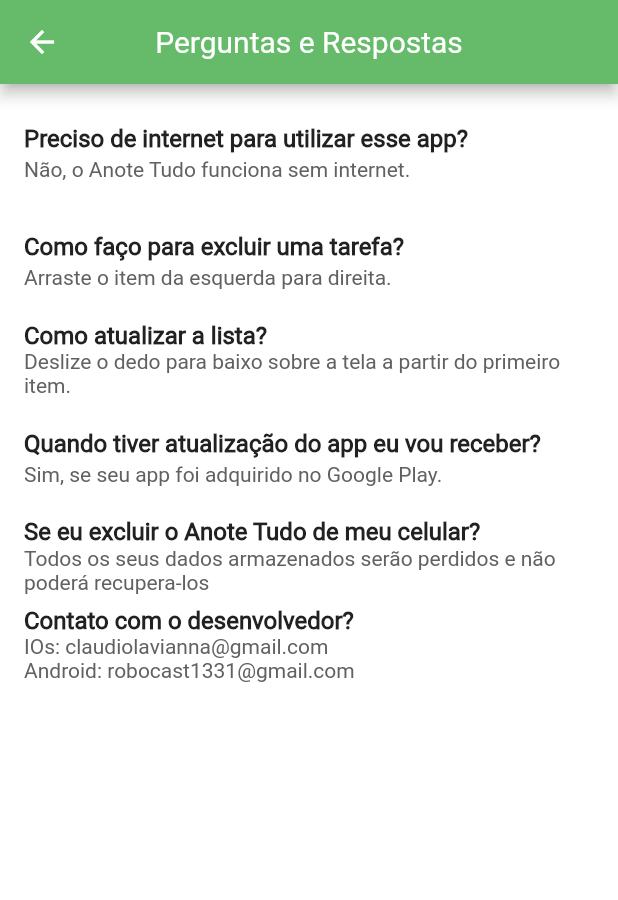
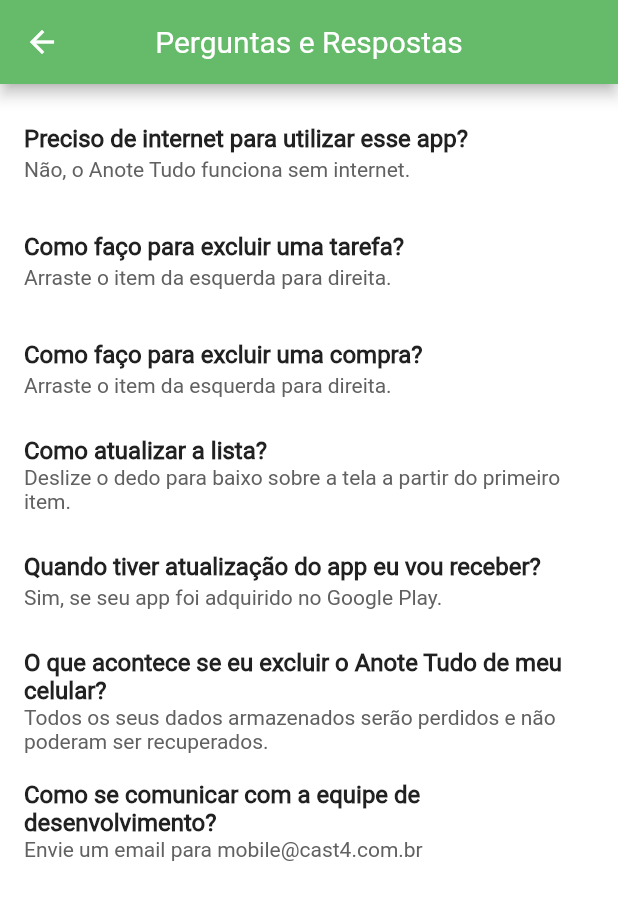
Before and after one commit to claudiovianna/anote_tudo, a Flutter app: the PerguntasRespostas screen opened directly, on a phone screen of 412 x 824 dp. Shown: the top 900 px of the screen. Run offline on Flutter 3.47's test engine with Material 2 defaults, Android fonts, the light colour scheme and no system bars.

Commit message:
Anote Tudo - Mudança nas paginas Perguntas e Respostas, Termo de Uso

```diff
--- a/lib/pages/perguntas_respostas.dart
+++ b/lib/pages/perguntas_respostas.dart
@@ -21,10 +21,10 @@ class PerguntasRespostas extends StatelessWidget {
           children: <Widget>[
             //Icon(Icons.lightbulb_outline, ),Text("Ola"),
             Padding(
-              padding: EdgeInsets.fromLTRB(12.0, 10.0, 12.0, 0.0),
+              padding: EdgeInsets.only(top: 10),
               ),
-
-            ListTile(
+            Container(
+              child: ListTile(
                 title: Text(
                   "Preciso de internet para utilizar esse app?",
                   style: TextStyle(
@@ -34,7 +34,9 @@ class PerguntasRespostas extends StatelessWidget {
                 ),
                 subtitle: Text("Não, o Anote Tudo funciona sem internet.", style: TextStyle(color: Colors.grey[700], fontSize: 14.0),),
               ),
-            ListTile(
+            ),
+            Container(
+              child: ListTile(
                 title: Text(
                   "Como faço para excluir uma tarefa?",
                   style: TextStyle(
@@ -44,7 +46,23 @@ class PerguntasRespostas extends StatelessWidget {
                 ),
                 subtitle: Text("Arraste o item da esquerda para direita.", style: TextStyle(color: Colors.grey[700], fontSize: 14.0),),
               ),
-            ListTile(
+            ),
+            Container(
+              padding: EdgeInsets.only(bottom: 5),
+              child: ListTile(
+                title: Text(
+                  "Como faço para excluir uma compra?",
+                  style: TextStyle(
+                      color: Colors.grey[900], fontSize: 16.0,
+                      fontWeight: FontWeight.bold
+                  ),
+                ),
+                subtitle: Text("Arraste o item da esquerda para direita.", style: TextStyle(color: Colors.grey[700], fontSize: 14.0),),
+              ),
+            ),
+            Container(
+              padding: EdgeInsets.only(bottom: 5),
+              child: ListTile(
                 title: Text(
                   "Como atualizar a lista?",
                   style: TextStyle(
@@ -54,8 +72,10 @@ class PerguntasRespostas extends StatelessWidget {
                 ),
                 subtitle: Text("Deslize o dedo para baixo sobre a tela a partir do primeiro item.", style: TextStyle(color: Colors.grey[700], fontSize: 14.0),),
               ),
-
-            ListTile(
+            ),
+            Container(
+              padding: EdgeInsets.only(bottom: 5),
+              child: ListTile(
                 title: Text(
                   "Quando tiver atualização do app eu vou receber?",
                   style: TextStyle(
@@ -65,26 +85,32 @@ class PerguntasRespostas extends StatelessWidget {
                 ),
                 subtitle: Text("Sim, se seu app foi adquirido no Google Play.", style: TextStyle(color: Colors.grey[700], fontSize: 14.0),),
               ),
-            ListTile(
+            ),
+            Container(
+              padding: EdgeInsets.only(bottom: 5),
+              child: ListTile(
                 title: Text(
-                "Se eu excluir o Anote Tudo de meu celular?",
+                  "O que acontece se eu excluir o Anote Tudo de meu celular?",
                   style: TextStyle(
                       color: Colors.grey[900], fontSize: 16.0,
                       fontWeight: FontWeight.bold
                   ),
                 ),
-              subtitle: Text("Todos os seus dados armazenados serão perdidos e não poderá recupera-los", style: TextStyle(color: Colors.grey[700], fontSize: 14.0),),
+                subtitle: Text("Todos os seus dados armazenados serão perdidos e não poderam ser recuperados.", style: TextStyle(color: Colors.grey[700], fontSize: 14.0),),
               ),
-            ListTile(
+            ),
+            Container(
+              padding: EdgeInsets.only(bottom: 5),
+              child: ListTile(
                 title: Text(
-                "Contato com o desenvolvedor?",
+                  "Como se comunicar com a equipe de desenvolvimento?",
                   style: TextStyle(
                       color: Colors.grey[900], fontSize: 16.0,
                       fontWeight: FontWeight.bold
                   ),
                 ),
-              subtitle: Text("IOs: claudiolavianna@gmail.com\nAndroid: robocast1331@gmail.com", style: TextStyle(color: Colors.grey[700], fontSize: 14.0),),
-
+                subtitle: Text("Envie um email para mobile@cast4.com.br", style: TextStyle(color: Colors.grey[700], fontSize: 14.0),),
+              ),
             ),
           ],
         ),
--- a/lib/pages/termo_responsabilidade.dart
+++ b/lib/pages/termo_responsabilidade.dart
@@ -9,7 +9,7 @@ class TermoUso extends StatelessWidget {
       appBar: AppBar(
         //title: TextStyle(color: Colors.blue)
         title: Text(
-          "Termos e Responsabilidade",
+          "Termos de Uso",
           style: TextStyle(color: Colors.white, fontSize: 23.0),
         ),
         //Cor app bar
--- a/lib/widgets/drawer_list.dart
+++ b/lib/widgets/drawer_list.dart
@@ -102,7 +102,7 @@ class DrawerList extends StatelessWidget {
                     MaterialPageRoute(builder: (context) => TermoUso()));
               },
               title: Text(
-                "Termo de Uso e Responsabilidade",
+                "Termo de Uso",
                 style: TextStyle(
                   fontSize: 16,
                   color: Colors.black,
```
Also changed, not shown: 1 other file. Lines whose indentation alone changed are shown as unchanged.
